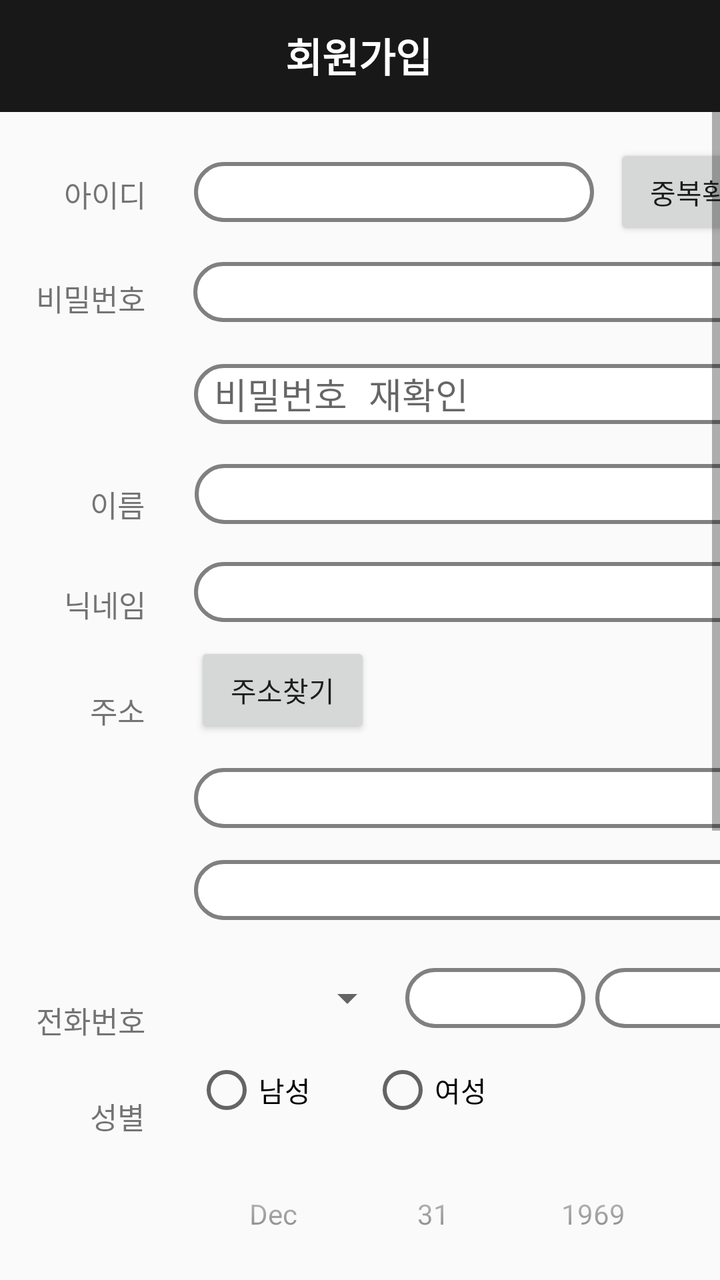
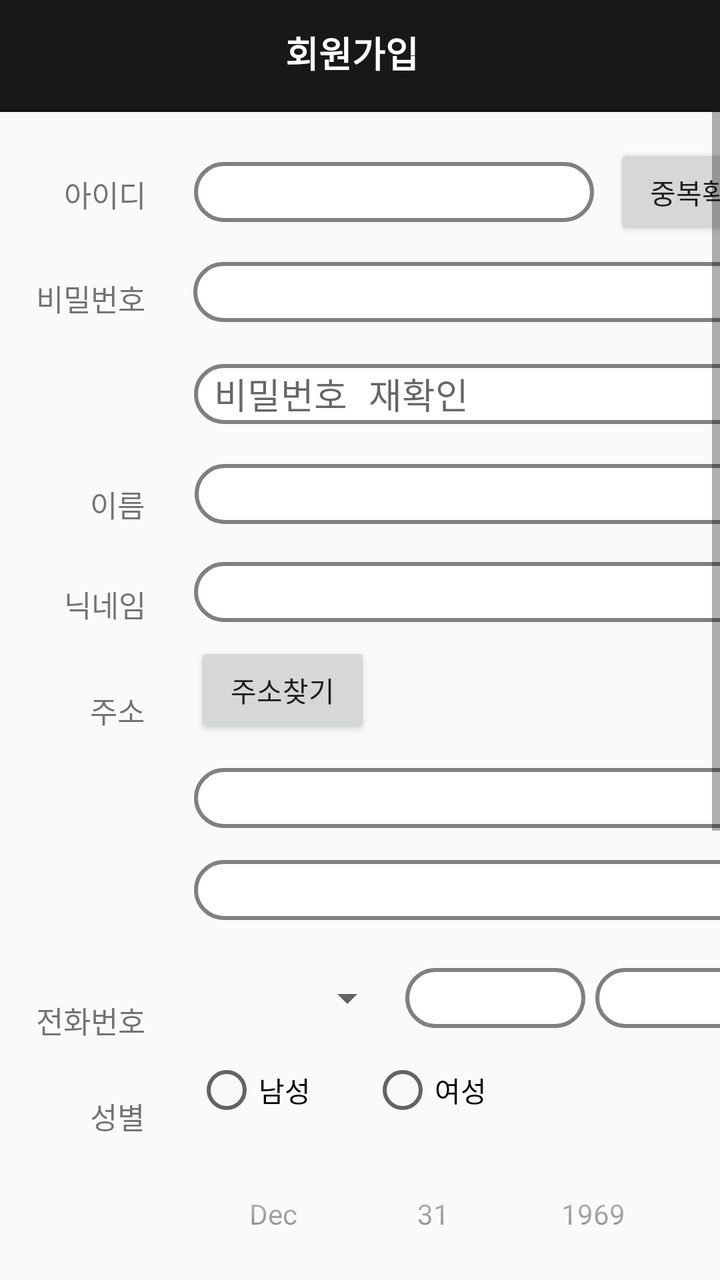

The first picture is an Android layout as it rendered before a commit; the second is the same layout after the commit. The layout source and the unified diff follow.
<!-- AndroidManifest.xml: activity theme AppTheme.NoActionBar -->
<!-- res/layout/activity_register.xml -->
<?xml version="1.0" encoding="utf-8"?>
<androidx.constraintlayout.widget.ConstraintLayout xmlns:android="http://schemas.android.com/apk/res/android"
    xmlns:app="http://schemas.android.com/apk/res-auto"
    xmlns:tools="http://schemas.android.com/tools"
    android:layout_width="match_parent"
    android:layout_height="match_parent">

    <androidx.appcompat.widget.Toolbar
        android:id="@+id/toolbar2"
        android:layout_width="match_parent"
        android:layout_height="wrap_content"
        android:background="?attr/colorPrimary"
        android:minHeight="?attr/actionBarSize"
        android:theme="?attr/actionBarTheme"
        app:layout_constraintTop_toTopOf="parent" />

    <TextView
        android:id="@+id/textView22"
        android:layout_width="75dp"
        android:layout_height="wrap_content"
        android:layout_marginTop="13dp"
        android:foregroundGravity="center"
        android:text="회원가입"
        android:textColor="#FFFFFF"
        android:textSize="20sp"
        android:textStyle="bold"
        app:layout_constraintEnd_toEndOf="@+id/toolbar2"
        app:layout_constraintStart_toStartOf="parent"
        app:layout_constraintTop_toTopOf="parent" />

    <ScrollView
        android:id="@+id/scrollView3"
        android:layout_width="match_parent"
        android:layout_height="wrap_content"
        app:layout_constraintStart_toStartOf="parent"
        app:layout_constraintTop_toBottomOf="@id/toolbar2">

        <LinearLayout
            android:layout_width="match_parent"
            android:layout_height="wrap_content"
            android:orientation="vertical">

            <androidx.constraintlayout.widget.ConstraintLayout
                android:layout_width="match_parent"
                android:layout_height="1100dp">

                <TextView
                    android:id="@+id/textView21"
                    android:layout_width="wrap_content"
                    android:layout_height="wrap_content"
                    android:layout_marginStart="32dp"
                    android:layout_marginTop="30dp"
                    android:text="아이디"
                    android:textSize="15sp"
                    app:layout_constraintStart_toStartOf="parent"
                    app:layout_constraintTop_toTopOf="parent" />

                <EditText
                    android:id="@+id/editText2"
                    android:layout_width="200dp"
                    android:layout_height="30dp"
                    android:layout_marginStart="24dp"
                    android:layout_marginTop="25dp"
                    android:background="@drawable/rec_button"
                    android:ems="10"
                    android:inputType="textPersonName"
                    android:paddingLeft="10dp"
                    app:layout_constraintStart_toEndOf="@+id/textView21"
                    app:layout_constraintTop_toTopOf="parent" />

                <Button
                    android:id="@+id/button2"
                    android:layout_width="wrap_content"
                    android:layout_height="wrap_content"
                    android:layout_marginStart="10dp"
                    android:layout_marginTop="16dp"
                    android:text="중복확인"
                    app:layout_constraintStart_toEndOf="@+id/editText2"
                    app:layout_constraintTop_toTopOf="parent" />

                <TextView
                    android:id="@+id/textView24"
                    android:layout_width="wrap_content"
                    android:layout_height="wrap_content"
                    android:layout_marginStart="18dp"
                    android:layout_marginTop="30dp"
                    android:text="비밀번호"
                    android:textSize="15sp"
                    app:layout_constraintStart_toStartOf="parent"
                    app:layout_constraintTop_toBottomOf="@+id/textView21" />

                <EditText
                    android:id="@+id/editText3"
                    android:layout_width="295dp"
                    android:layout_height="30dp"
                    android:layout_marginStart="24dp"
                    android:layout_marginTop="11dp"
                    android:background="@drawable/rec_button"
                    android:ems="10"
                    android:inputType="textPassword"
                    android:paddingLeft="10dp"
                    app:layout_constraintStart_toEndOf="@+id/textView24"
                    app:layout_constraintTop_toBottomOf="@+id/button2" />

                <EditText
                    android:id="@+id/editText5"
                    android:layout_width="295dp"
                    android:layout_height="30dp"
                    android:layout_marginStart="97dp"
                    android:layout_marginTop="21dp"
                    android:background="@drawable/rec_button"
                    android:ems="10"
                    android:hint="비밀번호 재확인"
                    android:inputType="textPassword"
                    android:paddingLeft="10dp"
                    app:layout_constraintStart_toStartOf="parent"
                    app:layout_constraintTop_toBottomOf="@+id/editText3" />

                <TextView
                    android:id="@+id/textView27"
                    android:layout_width="wrap_content"
                    android:layout_height="wrap_content"
                    android:layout_marginStart="45dp"
                    android:layout_marginTop="81dp"
                    android:text="이름"
                    android:textSize="15sp"
                    app:layout_constraintStart_toStartOf="parent"
                    app:layout_constraintTop_toBottomOf="@+id/textView24" />

                <EditText
                    android:id="@+id/editText8"
                    android:layout_width="295dp"
                    android:layout_height="30dp"
                    android:layout_marginStart="25dp"
                    android:layout_marginTop="20dp"
                    android:background="@drawable/rec_button"
                    android:ems="10"
                    android:inputType="textPersonName"
                    android:paddingLeft="10dp"
                    app:layout_constraintStart_toEndOf="@+id/textView27"
                    app:layout_constraintTop_toBottomOf="@+id/editText5" />

                <TextView
                    android:id="@+id/textView28"
                    android:layout_width="wrap_content"
                    android:layout_height="wrap_content"
                    android:layout_marginStart="32dp"
                    android:layout_marginTop="28dp"
                    android:text="닉네임"
                    android:textSize="15sp"
                    app:layout_constraintStart_toStartOf="parent"
                    app:layout_constraintTop_toBottomOf="@+id/textView27" />

                <EditText
                    android:id="@+id/editText9"
                    android:layout_width="295dp"
                    android:layout_height="30dp"
                    android:layout_marginStart="24dp"
                    android:layout_marginTop="19dp"
                    android:background="@drawable/rec_button"
                    android:ems="10"
                    android:inputType="textPersonName"
                    android:paddingLeft="10dp"
                    app:layout_constraintStart_toEndOf="@+id/textView28"
                    app:layout_constraintTop_toBottomOf="@+id/editText8" />

                <TextView
                    android:id="@+id/textView29"
                    android:layout_width="wrap_content"
                    android:layout_height="wrap_content"
                    android:layout_marginStart="45dp"
                    android:layout_marginTop="31dp"
                    android:text="주소"
                    android:textSize="15sp"
                    app:layout_constraintStart_toStartOf="parent"
                    app:layout_constraintTop_toBottomOf="@+id/textView28" />

                <Button
                    android:id="@+id/button4"
                    android:layout_width="wrap_content"
                    android:layout_height="wrap_content"
                    android:layout_marginStart="25dp"
                    android:layout_marginTop="10dp"
                    android:text="주소찾기"
                    app:layout_constraintStart_toEndOf="@+id/textView29"
                    app:layout_constraintTop_toBottomOf="@+id/editText9" />

                <EditText
                    android:id="@+id/editText11"
                    android:layout_width="295dp"
                    android:layout_height="30dp"
                    android:layout_marginStart="97dp"
                    android:layout_marginTop="15dp"
                    android:background="@drawable/rec_button"
                    android:ems="10"
                    android:inputType="textPersonName"
                    android:paddingLeft="10dp"
                    android:textSize="10sp"
                    app:layout_constraintStart_toStartOf="parent"
                    app:layout_constraintTop_toBottomOf="@+id/button4" />

                <EditText
                    android:id="@+id/editText12"
                    android:layout_width="295dp"
                    android:layout_height="30dp"
                    android:layout_marginStart="97dp"
                    android:layout_marginTop="16dp"
                    android:background="@drawable/rec_button"
                    android:ems="10"
                    android:inputType="textPersonName"
                    android:paddingLeft="10dp"
                    app:layout_constraintStart_toStartOf="parent"
                    app:layout_constraintTop_toBottomOf="@+id/editText11" />

                <TextView
                    android:id="@+id/textView30"
                    android:layout_width="wrap_content"
                    android:layout_height="wrap_content"
                    android:layout_marginStart="18dp"
                    android:layout_marginTop="133dp"
                    android:text="전화번호"
                    android:textSize="15sp"
                    app:layout_constraintStart_toStartOf="parent"
                    app:layout_constraintTop_toBottomOf="@+id/textView29" />

                <Spinner
                    android:id="@+id/spinner"
                    android:layout_width="100dp"
                    android:layout_height="30dp"
                    android:layout_marginStart="25dp"
                    android:layout_marginTop="24dp"
                    android:paddingLeft="5dp"
                    app:layout_constraintStart_toEndOf="@+id/textView30"
                    app:layout_constraintTop_toBottomOf="@+id/editText12" />

                <EditText
                    android:id="@+id/editText14"
                    android:layout_width="90dp"
                    android:layout_height="30dp"
                    android:layout_marginStart="5dp"
                    android:layout_marginTop="24dp"
                    android:background="@drawable/rec_button"
                    android:ems="10"
                    android:inputType="number"
                    android:paddingLeft="10dp"
                    app:layout_constraintStart_toEndOf="@+id/spinner"
                    app:layout_constraintTop_toBottomOf="@+id/editText12" />

                <EditText
                    android:id="@+id/editText15"
                    android:layout_width="90dp"
                    android:layout_height="30dp"
                    android:layout_marginStart="5dp"
                    android:layout_marginTop="24dp"
                    android:background="@drawable/rec_button"
                    android:ems="10"
                    android:inputType="number"
                    android:paddingLeft="10dp"
                    app:layout_constraintStart_toEndOf="@+id/editText14"
                    app:layout_constraintTop_toBottomOf="@+id/editText12" />

                <TextView
                    android:id="@+id/textView31"
                    android:layout_width="wrap_content"
                    android:layout_height="wrap_content"
                    android:layout_marginStart="45dp"
                    android:layout_marginTop="26dp"
                    android:text="성별"
                    android:textSize="15sp"
                    app:layout_constraintStart_toStartOf="parent"
                    app:layout_constraintTop_toBottomOf="@+id/textView30" />

                <RadioGroup
                    android:id="@+id/radioGroup"
                    android:layout_width="wrap_content"
                    android:layout_height="wrap_content"
                    android:layout_marginStart="25dp"
                    android:layout_marginTop="15dp"
                    android:orientation="horizontal"
                    app:layout_constraintStart_toEndOf="@+id/textView31"
                    app:layout_constraintTop_toBottomOf="@+id/spinner">

                    <RadioButton
                        android:id="@+id/radioButton"
                        android:layout_width="match_parent"
                        android:layout_height="wrap_content"
                        android:text="남성" />

                    <RadioButton
                        android:id="@+id/radioButton3"
                        android:layout_width="match_parent"
                        android:layout_height="wrap_content"
                        android:layout_marginLeft="30dp"
                        android:text="여성" />

                </RadioGroup>

                <TextView
                    android:id="@+id/textView33"
                    android:layout_width="wrap_content"
                    android:layout_height="wrap_content"
                    android:layout_marginStart="18dp"
                    android:layout_marginTop="100dp"
                    android:text="생년월일"
                    android:textSize="15sp"
                    app:layout_constraintStart_toStartOf="parent"
                    app:layout_constraintTop_toBottomOf="@+id/textView31" />

                <DatePicker
                    android:id="@+id/datePicker"
                    android:layout_width="wrap_content"
                    android:layout_height="wrap_content"
                    android:layout_gravity="center_horizontal"
                    android:layout_marginStart="24dp"
                    android:calendarViewShown="false"
                    android:datePickerMode="spinner"
                    app:layout_constraintStart_toEndOf="@+id/textView33"
                    app:layout_constraintTop_toBottomOf="@+id/radioGroup" />

                <TextView
                    android:id="@+id/textView23"
                    android:layout_width="wrap_content"
                    android:layout_height="wrap_content"
                    android:layout_marginStart="32dp"
                    android:layout_marginTop="110dp"
                    android:text="이미지"
                    android:textSize="15sp"
                    app:layout_constraintStart_toStartOf="parent"
                    app:layout_constraintTop_toBottomOf="@id/datePicker" />

                <ImageView
                    android:id="@+id/imageView8"
                    android:layout_width="230dp"
                    android:layout_height="230dp"
                    android:layout_marginStart="8dp"
                    android:layout_marginTop="8dp"
                    android:scaleType="fitXY"
                    app:layout_constraintStart_toStartOf="@id/datePicker"
                    app:layout_constraintTop_toBottomOf="@id/datePicker"
                    app:srcCompat="@drawable/image_plus" />

                <Button
                    android:id="@+id/button5"
                    android:layout_width="wrap_content"
                    android:layout_height="wrap_content"
                    android:layout_marginEnd="16dp"
                    android:layout_marginBottom="38dp"
                    android:text="등록"
                    app:layout_constraintBottom_toBottomOf="parent"
                    app:layout_constraintEnd_toEndOf="parent" />

            </androidx.constraintlayout.widget.ConstraintLayout>

            <androidx.constraintlayout.widget.ConstraintLayout
                android:layout_width="match_parent"
                android:layout_height="40dp">

            </androidx.constraintlayout.widget.ConstraintLayout>
        </LinearLayout>
    </ScrollView>


</androidx.constraintlayout.widget.ConstraintLayout>
<!-- resources referenced by this layout -->
<resources>
  <!-- drawable image_plus: png bitmap (drawable-v24, 6677 bytes) -->
  <!-- drawable rec_button (drawable) -->
  <?xml version="1.0" encoding="utf-8"?>
  <shape xmlns:android="http://schemas.android.com/apk/res/android"
      android:shape="rectangle" android:padding="10dp">
  
      <stroke android:width="2dp"
          android:color="#808080"/>
  
      <solid android:color="#FFFFFF"/>
      <corners
          android:bottomRightRadius="15dp"
          android:bottomLeftRadius="15dp"
          android:topLeftRadius="15dp"
          android:topRightRadius="15dp"/>
  </shape>
  <style name="AppTheme.NoActionBar">
          <item name="windowActionBar">false</item>
          <item name="windowNoTitle">true</item>
      </style>
</resources>

<!-- the commit's change to res/layout/activity_register.xml (unified diff, before → after) -->
@@ -22,7 +22,7 @@
         android:foregroundGravity="center"
         android:text="회원가입"
         android:textColor="#FFFFFF"
-        android:textSize="20sp"
+        android:textSize="18sp"
         android:textStyle="bold"
         app:layout_constraintEnd_toEndOf="@+id/toolbar2"
         app:layout_constraintStart_toStartOf="parent"
